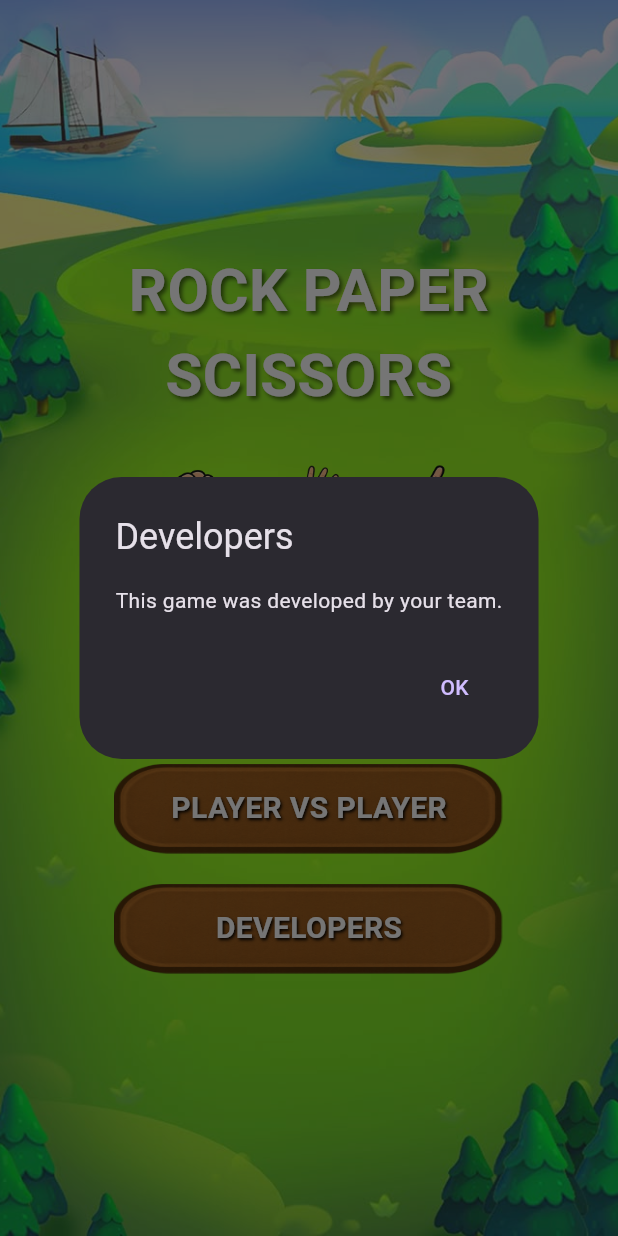
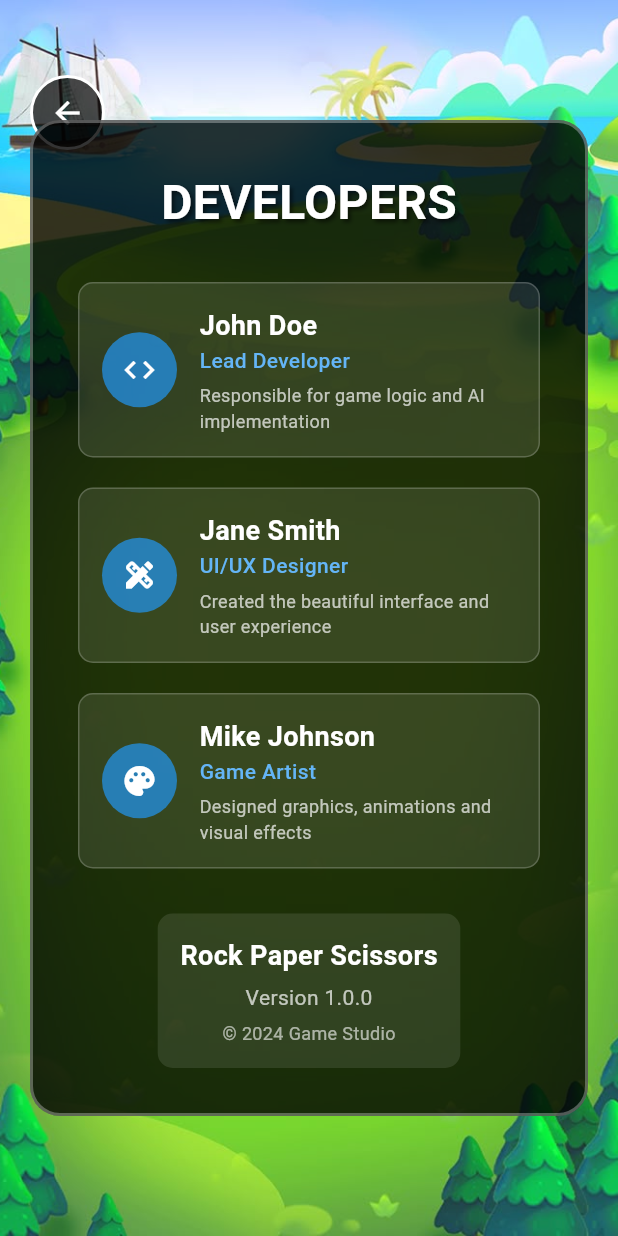
Before and after one commit to SanjanaJaya/rock-paper-scissors, a Flutter app: the screen it shows after launch, after a tap on "DEVELOPERS", on a phone screen of 412 x 824 dp. Run offline on Flutter 3.47's test engine with Material 3 defaults, Android fonts, the phone set to English and light mode, and no system bars; missing offline and left inert: flame.

Commit message:
new ui components

```diff
--- /dev/null
+++ b/rockpaperscisoors/lib/developers_screen.dart
@@ -0,0 +1,213 @@
+// developers_screen.dart
+import 'package:flutter/material.dart';
+
+class DevelopersScreen extends StatelessWidget {
+  const DevelopersScreen({Key? key}) : super(key: key);
+
+  @override
+  Widget build(BuildContext context) {
+    return Scaffold(
+      body: Stack(
+        children: [
+          // Background image
+          Container(
+            decoration: BoxDecoration(
+              image: DecorationImage(
+                image: AssetImage('assets/images/background_menu.png'),
+                fit: BoxFit.cover,
+              ),
+            ),
+          ),
+          // Back button
+          Positioned(
+            top: 50,
+            left: 20,
+            child: GestureDetector(
+              onTap: () => Navigator.pop(context),
+              child: Container(
+                width: 50,
+                height: 50,
+                decoration: BoxDecoration(
+                  color: Colors.black.withOpacity(0.7),
+                  borderRadius: BorderRadius.circular(25),
+                  border: Border.all(color: Colors.white, width: 2),
+                ),
+                child: Icon(
+                  Icons.arrow_back,
+                  color: Colors.white,
+                  size: 24,
+                ),
+              ),
+            ),
+          ),
+          // Main Content
+          Center(
+            child: Container(
+              padding: EdgeInsets.all(30),
+              margin: EdgeInsets.symmetric(horizontal: 20),
+              decoration: BoxDecoration(
+                color: Colors.black.withOpacity(0.8),
+                borderRadius: BorderRadius.circular(20),
+                border: Border.all(color: Colors.white.withOpacity(0.3), width: 2),
+              ),
+              child: Column(
+                mainAxisSize: MainAxisSize.min,
+                children: [
+                  // Title
+                  Text(
+                    'DEVELOPERS',
+                    style: TextStyle(
+                      fontSize: 32,
+                      fontWeight: FontWeight.bold,
+                      color: Colors.white,
+                      shadows: [
+                        Shadow(
+                          offset: Offset(2, 2),
+                          blurRadius: 3,
+                          color: Colors.black54,
+                        ),
+                      ],
+                    ),
+                  ),
+                  SizedBox(height: 30),
+
+                  // Developer 1
+                  _buildDeveloperCard(
+                    name: 'John Doe',
+                    role: 'Lead Developer',
+                    description: 'Responsible for game logic and AI implementation',
+                    icon: Icons.code,
+                  ),
+
+                  SizedBox(height: 20),
+
+                  // Developer 2
+                  _buildDeveloperCard(
+                    name: 'Jane Smith',
+                    role: 'UI/UX Designer',
+                    description: 'Created the beautiful interface and user experience',
+                    icon: Icons.design_services,
+                  ),
+
+                  SizedBox(height: 20),
+
+                  // Developer 3
+                  _buildDeveloperCard(
+                    name: 'Mike Johnson',
+                    role: 'Game Artist',
+                    description: 'Designed graphics, animations and visual effects',
+                    icon: Icons.palette,
+                  ),
+
+                  SizedBox(height: 30),
+
+                  // Version info
+                  Container(
+                    padding: EdgeInsets.all(15),
+                    decoration: BoxDecoration(
+                      color: Colors.white.withOpacity(0.1),
+                      borderRadius: BorderRadius.circular(10),
+                    ),
+                    child: Column(
+                      children: [
+                        Text(
+                          'Rock Paper Scissors',
+                          style: TextStyle(
+                            fontSize: 18,
+                            fontWeight: FontWeight.bold,
+                            color: Colors.white,
+                          ),
+                        ),
+                        SizedBox(height: 5),
+                        Text(
+                          'Version 1.0.0',
+                          style: TextStyle(
+                            fontSize: 14,
+                            color: Colors.white70,
+                          ),
+                        ),
+                        SizedBox(height: 5),
+                        Text(
+                          '© 2024 Game Studio',
+                          style: TextStyle(
+                            fontSize: 12,
+                            color: Colors.white60,
+                          ),
+                        ),
+                      ],
+                    ),
+                  ),
+                ],
+              ),
+            ),
+          ),
+        ],
+      ),
+    );
+  }
+
+  Widget _buildDeveloperCard({
+    required String name,
+    required String role,
+    required String description,
+    required IconData icon,
+  }) {
+    return Container(
+      padding: EdgeInsets.all(15),
+      decoration: BoxDecoration(
+        color: Colors.white.withOpacity(0.1),
+        borderRadius: BorderRadius.circular(10),
+        border: Border.all(color: Colors.white.withOpacity(0.2)),
+      ),
+      child: Row(
+        children: [
+          Container(
+            width: 50,
+            height: 50,
+            decoration: BoxDecoration(
+              color: Colors.blue.withOpacity(0.7),
+              borderRadius: BorderRadius.circular(25),
+            ),
+            child: Icon(
+              icon,
+              color: Colors.white,
+              size: 24,
+            ),
+          ),
+          SizedBox(width: 15),
+          Expanded(
+            child: Column(
+              crossAxisAlignment: CrossAxisAlignment.start,
+              children: [
+                Text(
+                  name,
+                  style: TextStyle(
+                    fontSize: 18,
+                    fontWeight: FontWeight.bold,
+                    color: Colors.white,
+                  ),
+                ),
+                Text(
+                  role,
+                  style: TextStyle(
+                    fontSize: 14,
+                    color: Colors.blue.shade300,
+                    fontWeight: FontWeight.w500,
+                  ),
+                ),
+                SizedBox(height: 5),
+                Text(
+                  description,
+                  style: TextStyle(
+                    fontSize: 12,
+                    color: Colors.white70,
+                  ),
+                ),
+              ],
+            ),
+          ),
+        ],
+      ),
+    );
+  }
+}
```
Also changed, not shown: rockpaperscisoors/lib/difficulty_screen.dart (+6 -85 lines), rockpaperscisoors/lib/main.dart (+92 -114 lines), rockpaperscisoors/lib/menu_button.dart (+50 -0 lines).
